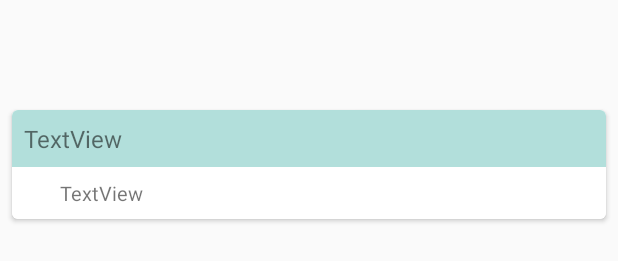
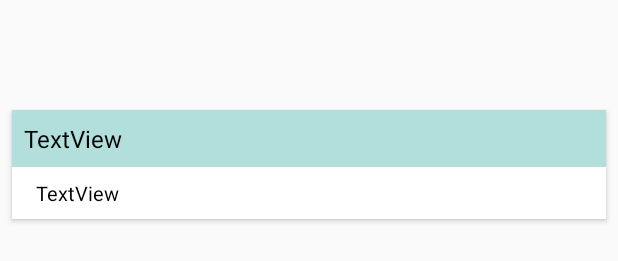
Before and after one commit to Codename26/ChildAnalysis, an Android app: the layout analysis_list_item.xml on its own in the app's theme, with its tools: preview values and no code run, on a phone screen of 412 x 824 dp. Shown: the part 465-726 px from the top of the screen. Run offline under Robolectric (Android 15) with nearby library versions, the phone set to English and light mode, and no system bars.

Commit message:
Changed color scheme

```diff
--- a/app/src/main/java/com/codename26/childanalysis/AnalysisAdapter.java
+++ b/app/src/main/java/com/codename26/childanalysis/AnalysisAdapter.java
@@ -41,7 +41,15 @@ public class AnalysisAdapter extends RecyclerView.Adapter<AnalysisViewHolder> {
     public void onBindViewHolder(AnalysisViewHolder analysisViewHolder, final int position) {
         final Analysis mAnalysis = mElements.get(position);
         analysisViewHolder.mTextViewAnalysisName.setText(mAnalysis.getAnalysisName());
-        analysisViewHolder.mTextViewAnalysisValue.setText(Html.fromHtml(mAnalysis.getAnalysisValue()));
+        if (  android.os.Build.VERSION.SDK_INT >= android.os.Build.VERSION_CODES.N)
+        {
+            analysisViewHolder.mTextViewAnalysisValue.setText(Html.fromHtml(mAnalysis.getAnalysisValue(),Html.FROM_HTML_MODE_LEGACY));
+        }
+        else {
+            analysisViewHolder.mTextViewAnalysisValue.setText(Html.fromHtml(mAnalysis.getAnalysisValue()));
+        }
+
+       // analysisViewHolder.mTextViewAnalysisValue.setText(mAnalysis.getAnalysisValue());
 
         //Google IO Expandable animation
         final boolean isExpanded = position==mExpandedPosition;
--- a/app/src/main/res/layout/analysis_list_item.xml
+++ b/app/src/main/res/layout/analysis_list_item.xml
@@ -10,7 +10,7 @@
     android:layout_marginLeft="8dp"
     android:layout_marginRight="8dp"
     android:layout_marginTop="8dp"
-    card_view:cardCornerRadius="4dp">
+    card_view:cardCornerRadius="0dp">
     <LinearLayout
         android:layout_width="match_parent"
         android:layout_height="wrap_content"
@@ -27,6 +27,7 @@
             android:gravity="center_vertical"
             android:layout_gravity="center_vertical"
             android:background="@color/analysisListItemTitle"
+            android:textColor="@color/blackFont"
             android:text="TextView" />
 
         <TextView
@@ -37,7 +38,8 @@
             android:gravity="left"
             android:paddingTop="8dp"
             android:layout_marginBottom="8dp"
-            android:layout_marginLeft="32dp"
+            android:textColor="@color/blackFont"
+            android:layout_marginLeft="16dp"
             android:text="TextView" />
 
         </LinearLayout>
--- a/app/src/main/res/values/colors.xml
+++ b/app/src/main/res/values/colors.xml
@@ -9,4 +9,7 @@
     <color name="colorRed">#F44336</color>
     <color name="actionBarTitleColor">#FFFFFF</color>
     <color name="analysisListItemTitle">#B2DFDB</color>
+    <color name="colorGreenPrimary">#80CBC4</color>
+    <color name="colorGreenSecondary">#4DB6AC</color>
+    <color name="blackFont">#000000</color>
 </resources>
--- a/app/src/main/res/values/strings.xml
+++ b/app/src/main/res/values/strings.xml
@@ -1,5 +1,5 @@
 <resources>
-    <string name="app_name">Child Analysis</string>
+    <string name="app_name">Справочник анализов</string>
     <string name="choose_age">Choose Age</string>
     <string name="years">Years</string>
     <string name="months">Months</string>
--- a/app/src/main/res/values/styles.xml
+++ b/app/src/main/res/values/styles.xml
@@ -3,8 +3,8 @@
     <!-- Base application theme. -->
     <style name="AppTheme" parent="Theme.AppCompat.Light.NoActionBar">
         <!-- Customize your theme here. -->
-        <item name="colorPrimary">@color/colorPrimaryRed</item>
-        <item name="colorPrimaryDark">@color/colorPrimaryRed</item>
+        <item name="colorPrimary">@color/colorGreenPrimary</item>
+        <item name="colorPrimaryDark">@color/colorGreenSecondary</item>
         <item name="colorAccent">@color/colorAccent</item>
 
     </style>
```
